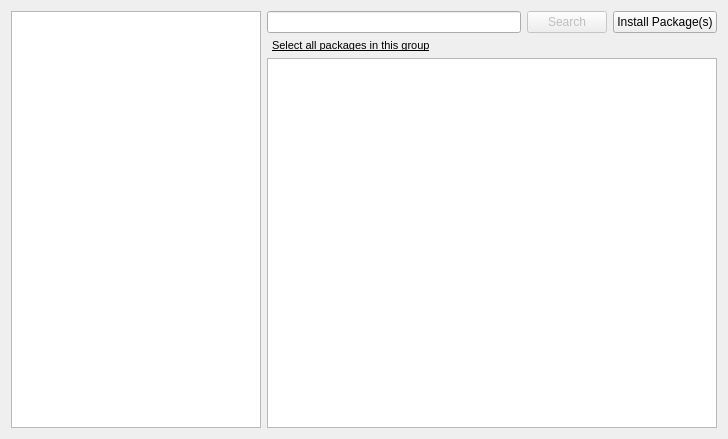
Before: the Qt Designer form package-manager/pureQt4/ui/mainwidget_kde4.ui in pars-linux/uludag, drawn with Qt 5.
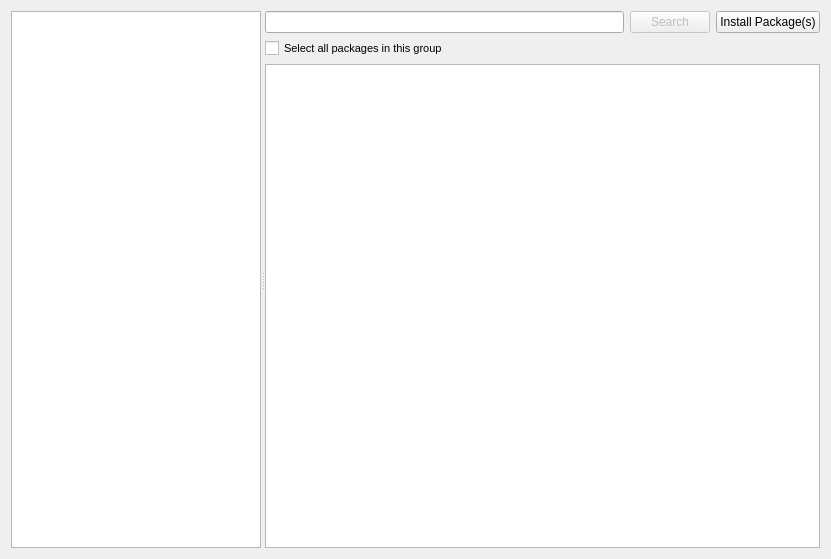
After: the same form once the commit is applied. Custom widgets are drawn as their Qt base class.

Commit message: * use QCheckBox instead of KUrl

The edit to the form file:
```diff
--- a/package-manager/pureQt4/ui/mainwidget_kde4.ui
+++ b/package-manager/pureQt4/ui/mainwidget_kde4.ui
@@ -6,15 +6,19 @@
    <rect>
     <x>0</x>
     <y>0</y>
-    <width>712</width>
-    <height>439</height>
+    <width>831</width>
+    <height>559</height>
    </rect>
   </property>
   <property name="windowTitle">
    <string>Form</string>
   </property>
-  <layout class="QGridLayout" name="gridLayout">
-   <item row="0" column="0" rowspan="3">
+  <layout class="QGridLayout" name="gridLayout_2">
+   <item row="0" column="0">
+    <widget class="QSplitter" name="splitter">
+     <property name="orientation">
+      <enum>Qt::Horizontal</enum>
+     </property>
     <widget class="GroupList" name="groupList">
      <property name="minimumSize">
       <size>
@@ -29,8 +33,9 @@
       </size>
      </property>
     </widget>
-   </item>
-   <item row="0" column="1" colspan="2">
+     <widget class="QWidget" name="">
+      <layout class="QGridLayout" name="gridLayout">
+       <item row="0" column="0">
     <widget class="KLineEdit" name="searchLine">
      <property name="clickMessage">
       <string>Click to search</string>
@@ -40,53 +45,39 @@
      </property>
     </widget>
    </item>
-   <item row="0" column="4">
+       <item row="0" column="1">
+        <widget class="QPushButton" name="searchButton">
+         <property name="enabled">
+          <bool>false</bool>
+         </property>
+         <property name="text">
+          <string>Search</string>
+         </property>
+        </widget>
+       </item>
+       <item row="0" column="2">
     <widget class="QPushButton" name="actionButton">
      <property name="text">
       <string>Install Package(s)</string>
      </property>
     </widget>
    </item>
-   <item row="1" column="1">
-    <widget class="KUrlLabel" name="selectAll">
+       <item row="1" column="0">
+        <widget class="QCheckBox" name="selectAll">
      <property name="font">
       <font>
        <pointsize>8</pointsize>
-       <underline>true</underline>
-      </font>
-     </property>
-     <property name="styleSheet">
-      <string notr="true"/>
-     </property>
+          </font>
+         </property>
      <property name="text">
-      <string>&lt;!DOCTYPE HTML PUBLIC &quot;-//W3C//DTD HTML 4.0//EN&quot; &quot;http://www.w3.org/TR/REC-html40/strict.dtd&quot;&gt;
-&lt;html&gt;&lt;head&gt;&lt;meta name=&quot;qrichtext&quot; content=&quot;1&quot; /&gt;&lt;style type=&quot;text/css&quot;&gt;
-p, li { white-space: pre-wrap; }
-&lt;/style&gt;&lt;/head&gt;&lt;body style=&quot; font-family:'Droid Sans'; font-size:8pt; font-weight:400; font-style:normal;&quot;&gt;
-&lt;p style=&quot; margin-top:0px; margin-bottom:0px; margin-left:0px; margin-right:0px; -qt-block-indent:0; text-indent:0px;&quot;&gt;Select all packages in this group&lt;/p&gt;&lt;/body&gt;&lt;/html&gt;</string>
-     </property>
-     <property name="indent">
-      <number>5</number>
-     </property>
-     <property name="glowEnabled">
+          <string>Select all packages in this group</string>
+         </property>
+         <property name="tristate">
       <bool>false</bool>
      </property>
     </widget>
    </item>
-   <item row="1" column="2">
-    <spacer name="horizontalSpacer">
-     <property name="orientation">
-      <enum>Qt::Horizontal</enum>
-     </property>
-     <property name="sizeHint" stdset="0">
-      <size>
-       <width>165</width>
-       <height>1</height>
-      </size>
-     </property>
-    </spacer>
-   </item>
-   <item row="2" column="1" colspan="4">
+       <item row="2" column="0" colspan="3">
     <widget class="PackageView" name="packageList">
      <property name="minimumSize">
       <size>
@@ -111,14 +102,8 @@
      </property>
     </widget>
    </item>
-   <item row="0" column="3">
-    <widget class="QPushButton" name="searchButton">
-     <property name="enabled">
-      <bool>false</bool>
-     </property>
-     <property name="text">
-      <string>Search</string>
-     </property>
+      </layout>
+     </widget>
     </widget>
    </item>
   </layout>
@@ -129,11 +114,6 @@
    <extends>QLineEdit</extends>
    <header>klineedit.h</header>
   </customwidget>
-  <customwidget>
-   <class>KUrlLabel</class>
-   <extends>QLabel</extends>
-   <header>kurllabel.h</header>
-  </customwidget>
   <customwidget>
    <class>PackageView</class>
    <extends>QTreeView</extends>
```
Lines whose indentation alone changed are shown as unchanged. The commit also changes 3 other files.
